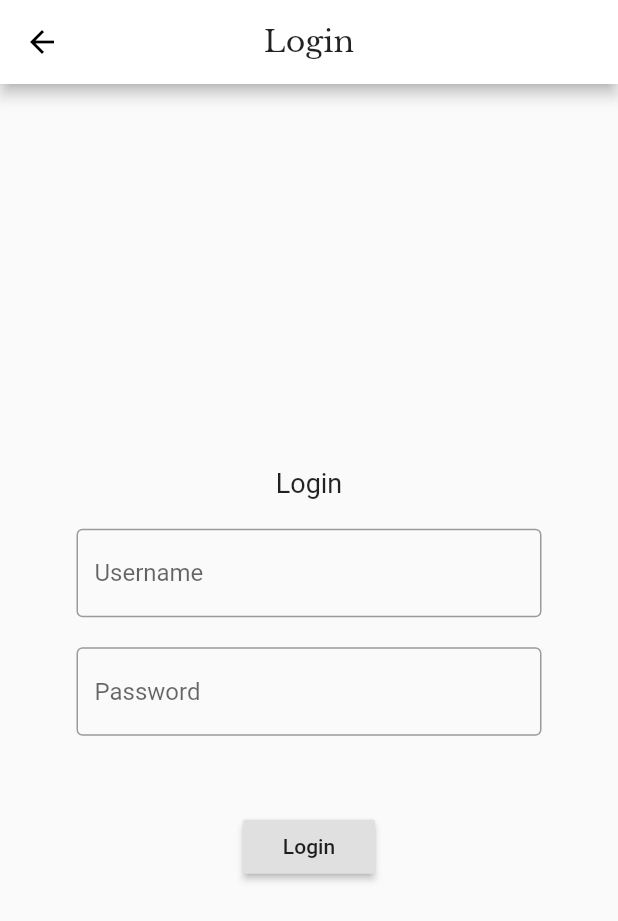
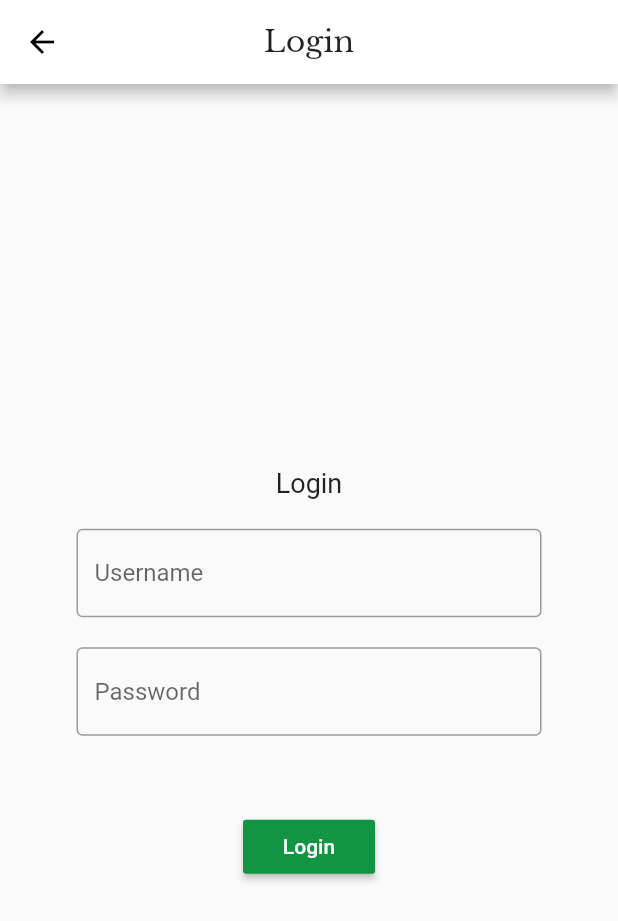
Before and after one commit to Bramgus12/ProjectD, a Flutter app: the Login screen opened by its route, on a phone screen of 412 x 824 dp. Shown: the top 921 px of the screen. Run offline on Flutter 3.47's test engine with Material 2 defaults, Android fonts, the phone set to English and light mode, and no system bars; our stand-ins replace camera, flutter_datetime_picker, font_awesome_flutter, image_picker, localstorage, shared_preferences; missing offline and left inert: global_configuration, tflite; accounts and stored records are empty.

Commit message:
Adjusted theme settings.

```diff
--- a/client/lib/Theme.dart
+++ b/client/lib/AppColors.dart
@@ -1,7 +1,7 @@
 import 'package:flutter/material.dart';
 
-class ThemeColors {
-  static const Color selected = Color(0xff119543);
+class AppColors {
+  /// Used for extra common colors not already defined in the app theme.
   static const Color errorBackground = Colors.red;
   static const Color disabledInputField = Color(0xfff5f5f5);
 }
--- a/client/lib/main.dart
+++ b/client/lib/main.dart
@@ -30,6 +30,7 @@ class MyApp extends StatelessWidget {
       title: 'Plant Expert',
       theme: ThemeData(
         primaryColor: Colors.white,
+        accentColor: Color(0xff119543)
       ),
       initialRoute: '/',
       routes: {
--- a/client/lib/pages/account/Login.dart
+++ b/client/lib/pages/account/Login.dart
@@ -33,6 +33,7 @@ class _LoginState extends State<Login> {
 
   @override
   Widget build(BuildContext context) {
+    ThemeData theme = Theme.of(context);
     return Scaffold(
       appBar: AppBar(
         title: Text('Login', style: TextStyle(fontFamily: 'Libre Baskerville')),
@@ -53,8 +54,12 @@ class _LoginState extends State<Login> {
               LoginInputField(passwordController, hintText: "Password", enabled: _status != Status.loading, obfuscated: true),
               StatusBox(status: _status, message: _statusMessage),
               RaisedButton(
+                color: theme.accentColor,
                 onPressed: login,
-                child: const Text("Login")
+                child: Text(
+                  "Login",
+                  style: theme.accentTextTheme.button
+                  )
               )
             ],
           ),
--- a/client/lib/pages/account/LoginInputField.dart
+++ b/client/lib/pages/account/LoginInputField.dart
@@ -1,5 +1,5 @@
 import 'package:flutter/material.dart';
-import 'package:plantexpert/Theme.dart';
+import 'package:plantexpert/AppColors.dart';
 
 class LoginInputField extends StatelessWidget {
   final TextEditingController controller;
@@ -18,11 +18,11 @@ class LoginInputField extends StatelessWidget {
         controller: controller,
         decoration: InputDecoration(
           filled: !enabled,
-          fillColor: ThemeColors.disabledInputField,
+          fillColor: AppColors.disabledInputField,
           border: OutlineInputBorder(),
           focusedBorder: OutlineInputBorder(
             borderSide: BorderSide(
-              color: ThemeColors.selected
+              color: Theme.of(context).accentColor
             )
           ),
           hintText: hintText
--- a/client/lib/widgets/StatusBox.dart
+++ b/client/lib/widgets/StatusBox.dart
@@ -1,5 +1,5 @@
 import 'package:flutter/material.dart';
-import 'package:plantexpert/Theme.dart';
+import 'package:plantexpert/AppColors.dart';
 
 enum Status {
   none,
@@ -31,7 +31,7 @@ class StatusBox extends StatelessWidget {
         return Container(
           padding: EdgeInsets.all(_padding),
           margin: EdgeInsets.symmetric(vertical: 10),
-          color: status == Status.error ? ThemeColors.errorBackground : null,
+          color: status == Status.error ? AppColors.errorBackground : null,
           child: Text(
             message,
             style: TextStyle(color: status == Status.error ? Colors.white : null),
```
Also changed, not shown: client/lib/MenuNavigation.dart (+6 -7 lines).
